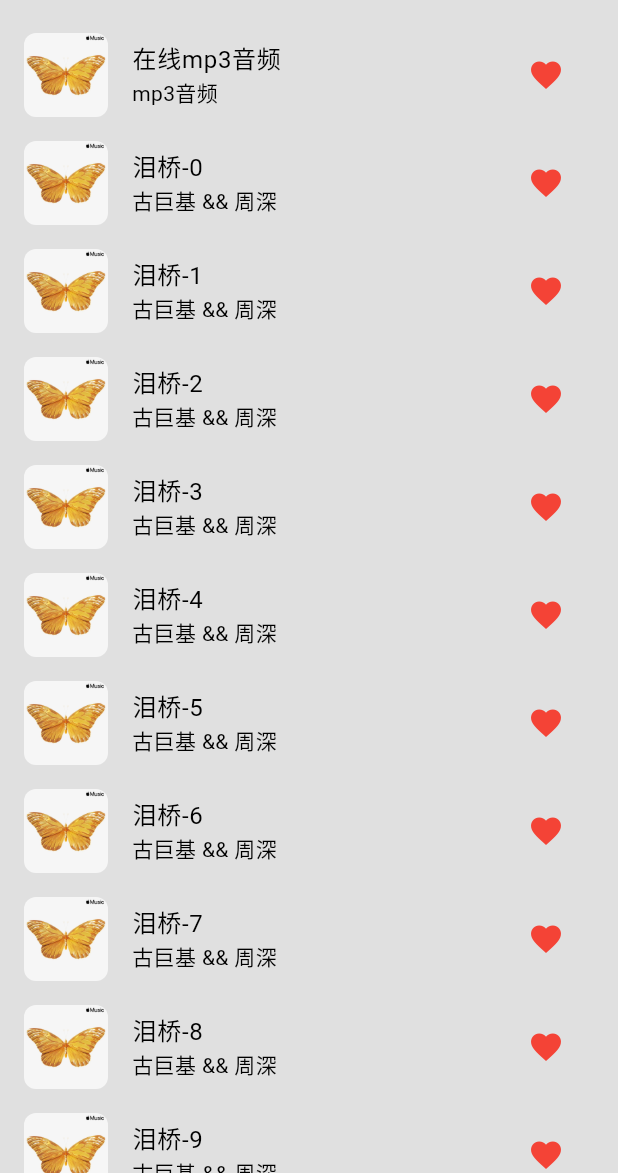
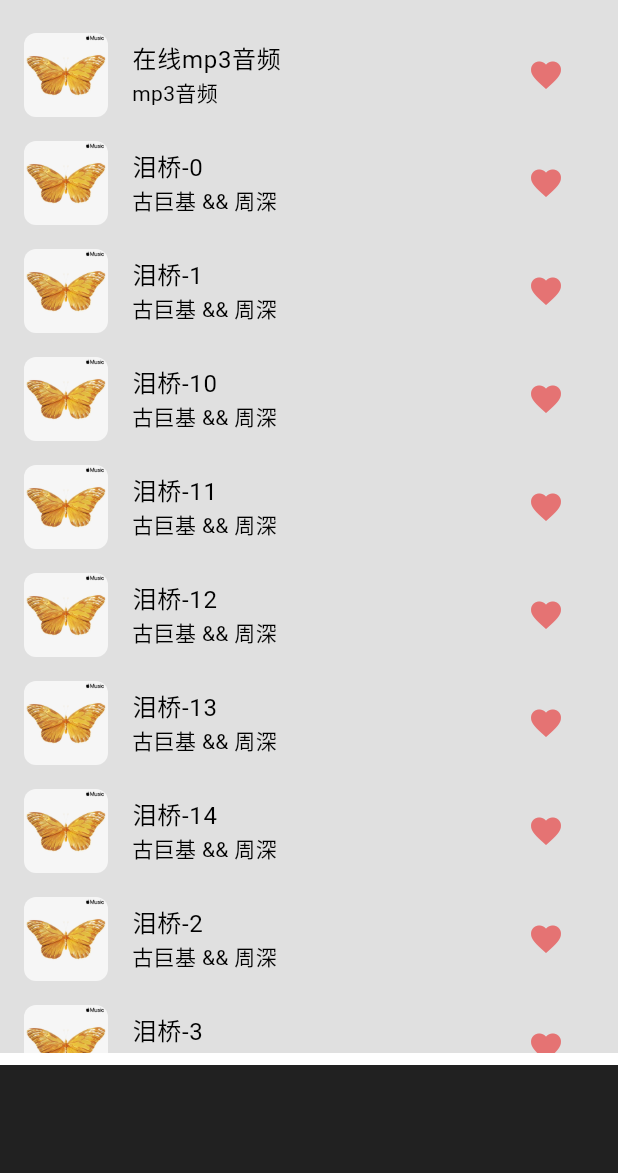
Before and after one commit to heng30/musicbox, a Flutter app: the screen it shows after launch, in the side drawer, after a tap on the "favorite" icon, on a phone screen of 412 x 824 dp, the part 63-1236 px from its top. Run offline on Flutter 3.47's test engine with Material 3 defaults, Android fonts, the phone set to English and light mode, and no system bars; our stand-ins replace audioplayers, get; missing offline and left inert: window_manager.

Commit message:
[*] improve ui

```diff
--- a/lib/models/playlist_controller.dart
+++ b/lib/models/playlist_controller.dart
@@ -28,7 +28,7 @@ class PlaylistController extends GetxController {
   }
 
   void fakePlaylist() {
-    for (int i = 0; i < 10; i++) {
+    for (int i = 0; i < 15; i++) {
       playlist.add(
         Song(
           songName: "泪桥-$i",
@@ -78,6 +78,7 @@ class PlaylistController extends GetxController {
 
   RxInt? _currentSongIndex;
   int? get currentSongIndex => _currentSongIndex?.value;
+
   bool get isValidCurrentSongIndex => _currentSongIndex != null;
 
   set currentSongIndex(int? index) {
@@ -96,6 +97,14 @@ class PlaylistController extends GetxController {
 
   void toggleFavorite(index) {
     playlist[index].isFavorite = !playlist[index].isFavorite;
+  }
+
+  String playerCardAlbum() {
+    if (isValidCurrentSongIndex) {
+      return playlist[currentSongIndex!].albumArtImagePath;
+    } else {
+      return Albums.random();
+    }
   }
 
   final _playModel = PlayModel.loop.obs;
@@ -121,7 +130,10 @@ class PlaylistController extends GetxController {
   set isPlaying(v) => _isPlaying.value = v;
 
   Duration get currentDuration => _currentDuration.value;
+  set currentDuration(v) => _currentDuration.value = v;
+
   Duration get totalDuration => _totalDuration.value;
+  set totalDuration(v) => _totalDuration.value = v;
 
   PlaylistController() {
     fakePlaylist();
@@ -156,8 +168,8 @@ class PlaylistController extends GetxController {
       isPlaying = true;
     } catch (e) {
       await _audioPlayer.release();
+      isPlaying = false;
       Get.snackbar("播放失败".tr, e.toString());
-      isPlaying = false;
     }
   }
 
@@ -234,11 +246,11 @@ class PlaylistController extends GetxController {
 
   void listenToDuration() {
     _audioPlayer.onDurationChanged.listen((newDuration) {
-      _totalDuration.value = newDuration;
+      totalDuration = newDuration;
     });
 
     _audioPlayer.onPositionChanged.listen((newPosition) {
-      _currentDuration.value = newPosition;
+      currentDuration = newPosition;
     });
 
     _audioPlayer.onPlayerComplete.listen((event) {
--- a/lib/pages/home.dart
+++ b/lib/pages/home.dart
@@ -13,11 +13,12 @@ class HomePage extends StatefulWidget {
 }
 
 class _HomePageState extends State<HomePage> {
-  Widget _buildBody(BuildContext context) {
-    final playlistController = Get.find<PlaylistController>();
+  final playlistController = Get.find<PlaylistController>();
 
+  Widget _buildBodyPlaylist(BuildContext context) {
     return Obx(
       () => Container(
+        width: double.infinity,
         color: CTheme.background,
         child: ListView.builder(
           itemCount: Get.find<PlaylistController>().playlist.length,
@@ -34,19 +35,51 @@ class _HomePageState extends State<HomePage> {
                 () => IconButton(
                   icon: Icon(
                     Icons.favorite,
-                    color: song.isFavorite ? Colors.red : CTheme.secondary,
+                    color: song.isFavorite ? CTheme.favorite : CTheme.secondary,
                   ),
                   onPressed: () {
                     Get.find<PlaylistController>().toggleFavorite(index);
                   },
                 ),
               ),
-              onTap: () =>
-                  Get.toNamed("/song", arguments: {"currentSongIndex": index}),
+              onTap: () {
+                Get.toNamed("/song", arguments: {"currentSongIndex": index});
+              },
             );
           },
         ),
       ),
+    );
+  }
+
+  Widget _buildPlayerCard(BuildContext context) {
+    return Obx(
+      () => Container(
+        color: CTheme.inversePrimary,
+        child: Padding(
+          padding: EdgeInsets.all(CTheme.padding * 2),
+          child: ListTile(
+              // leading: GestureDetector(
+              //   child: Obx(
+              //     () => Image.asset(playlistController.playerCardAlbum()),
+              //   ),
+              //   onTap: () {},
+              // ),
+              ),
+        ),
+      ),
+    );
+  }
+
+  Widget _buildBody(BuildContext context) {
+    return Column(
+      children: [
+        Expanded(
+          child: _buildBodyPlaylist(context),
+        ),
+        SizedBox(height: CTheme.margin * 2),
+        _buildPlayerCard(context),
+      ],
     );
   }
 
--- a/lib/pages/song.dart
+++ b/lib/pages/song.dart
@@ -90,8 +90,9 @@ class SongPage extends StatelessWidget {
 
                           return IconButton(
                             icon: const Icon(Icons.favorite),
-                            color:
-                                song.isFavorite ? Colors.red : CTheme.secondary,
+                            color: song.isFavorite
+                                ? CTheme.favorite
+                                : CTheme.secondary,
                             onPressed: () {
                               Get.find<PlaylistController>().toggleFavorite(
                                   playlistController.currentSongIndex);
--- a/lib/theme/theme.dart
+++ b/lib/theme/theme.dart
@@ -23,6 +23,10 @@ class CTheme {
           ? ThemeController.dark.colorScheme.inversePrimary
           : ThemeController.light.colorScheme.inversePrimary;
 
+  static Color get favorite => Get.find<ThemeController>().isDarkMode.value
+      ? Colors.red.shade300
+      : Colors.red.shade300;
+
   static double get blurRadius =>
       Get.find<ThemeController>().isDarkMode.value ? margin * 2 : margin * 3;
 
```
